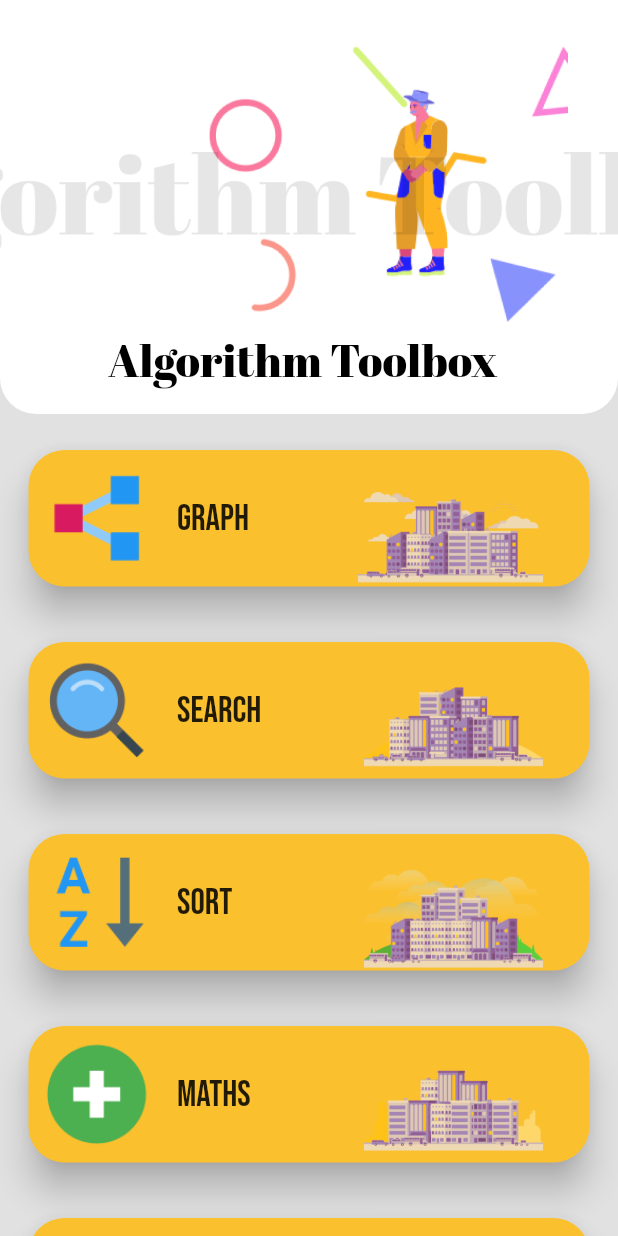
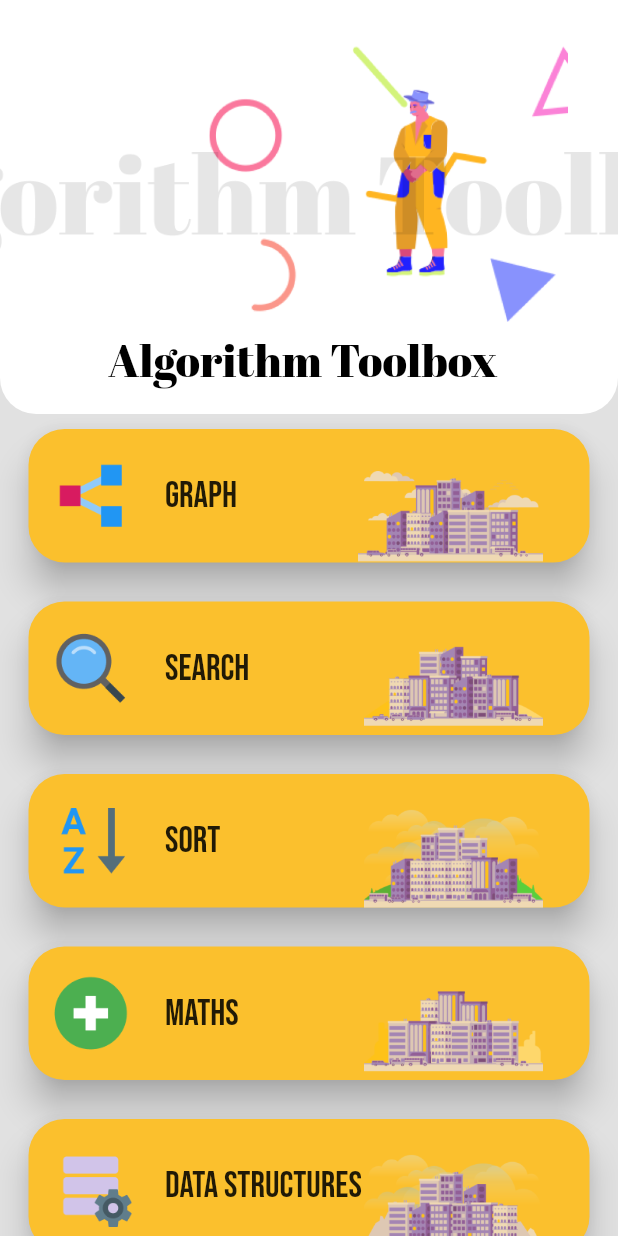
Before and after one commit to Hash-Studios/algoking, a Flutter app: the screen it shows after launch, on a phone screen of 412 x 824 dp. Run offline on Flutter 3.47's test engine with Material 2 defaults, Android fonts, the phone set to English and light mode, and no system bars; our stand-ins replace google_fonts.

Commit message:
child list itme ui done

```diff
--- a/app/lib/main.dart
+++ b/app/lib/main.dart
@@ -47,6 +47,80 @@ class _MyAppState extends State<MyApp> {
     "assets/images/Cityscapes Downtown-4.png",
     "assets/images/Cityscapes Downtown-5.png",
   ];
+  Map database = {
+    "Graph": ["Depth_First_Search", "Breadth_First_Search"],
+    "Search": ["Binary_Search", "Linear_Search"],
+    "Sort": [
+      "Bubble_Sort",
+      "Heap_Sort",
+      "Insertion_Sort",
+      "Merge_Sort",
+      "Quick_Sort",
+      "Selection_Sort"
+    ],
+    "Maths": [
+      "Even_Odd",
+      "Factorial",
+      "Fibonacci",
+      "Greatest_Common_Divisor",
+      "Lowest_Common_Multiple",
+      "Max_Pairwise_Product",
+      "Prime_Numbers",
+      "Swap_Numbers"
+    ],
+    "Data Structures": [
+      "AVL_Tree",
+      "Array_Methods",
+      "Binary_Search_Tree",
+      "Huffman_Tree",
+      "Infix_to_Postfix",
+      "Infix_to_Prefix",
+      "Intersect_Arrays",
+      "Postfix_to_Infix",
+      "Prefix_to_Infix",
+      "Priority_Queue",
+      "Queue_using_Array",
+      "Queue_using_Linked_List",
+      "Queue_using_Stacks",
+      "Reverse_Linked_List",
+      "Stack_using_Array",
+      "Stack_using_Linked_List",
+      "Stack_using_Queues",
+      "Union_Array",
+      "Union_Sorted_Array"
+    ],
+    "Greedy": ["Knapsack_Problem"],
+  };
+  List numbers = [
+    1,
+    2,
+    3,
+    4,
+    5,
+    6,
+    7,
+    1,
+    2,
+    3,
+    4,
+    5,
+    6,
+    7,
+    1,
+    2,
+    3,
+    4,
+    5,
+    6,
+    7,
+    1,
+    2,
+    3,
+    4,
+    5,
+    6,
+    7,
+  ];
   void changeIsOpen(int index) {
     setState(() {
       isOpen[index] = isOpen[index] ? false : true;
@@ -55,7 +129,9 @@ class _MyAppState extends State<MyApp> {
 
   @override
   Widget build(BuildContext context) {
+    numbers.shuffle();
     return MaterialApp(
+      debugShowCheckedModeBanner: false,
       theme: ThemeData(primarySwatch: Colors.grey),
       color: Colors.grey,
       home: Scaffold(
@@ -121,25 +197,30 @@ class _MyAppState extends State<MyApp> {
               SliverList(delegate: new SliverChildBuilderDelegate(
                   (BuildContext context, int index) {
                 if (index > listText.length - 1) return null;
-                return Stack(
+                return Column(
+                  children: [
+                    // Padding(padding: EdgeInsets.only(top: 20)),
+                    Stack(
                       children: [
                         Card(
                           elevation: 10,
                           color: Color(0xFFFBC02D),
-                      margin: EdgeInsets.fromLTRB(19, 24, 19, 6),
+                          margin: EdgeInsets.fromLTRB(19, 10, 19, 6),
                           shape: RoundedRectangleBorder(
                               borderRadius: BorderRadius.circular(24)),
                           child: Row(
                             children: [
                               Padding(
-                            padding: const EdgeInsets.all(8.0),
+                                padding: const EdgeInsets.symmetric(
+                                    vertical: 17, horizontal: 14.0),
                                 child: Image.asset(
                                   leadingIcons[index],
-                              height: 75,
+                                  height: 55,
                                 ),
                               ),
                               Padding(
-                            padding: const EdgeInsets.fromLTRB(8.0, 0, 0, 0),
+                                padding:
+                                    const EdgeInsets.fromLTRB(8.0, 0, 0, 0),
                                 child: Text(
                                   listText[index],
                                   style: GoogleFonts.bebasNeue(fontSize: 24),
@@ -152,7 +233,7 @@ class _MyAppState extends State<MyApp> {
                           mainAxisAlignment: MainAxisAlignment.end,
                           children: [
                             Padding(
-                          padding: const EdgeInsets.fromLTRB(0, 33, 50, 0),
+                              padding: const EdgeInsets.fromLTRB(0, 19, 50, 0),
                               child: Opacity(
                                 opacity: 0.8,
                                 child: Image.asset(
@@ -166,11 +247,11 @@ class _MyAppState extends State<MyApp> {
                           ],
                         ),
                         Padding(
-                      padding: const EdgeInsets.fromLTRB(19, 24, 19, 6),
+                          padding: const EdgeInsets.fromLTRB(19, 10, 19, 6),
                           child: ClipRRect(
                             borderRadius: BorderRadius.circular(24),
                             child: MaterialButton(
-                          child: SizedBox(height: 91, width: 500),
+                              child: SizedBox(height: 90, width: 500),
                               onPressed: () {
                                 HapticFeedback.vibrate();
                                 changeIsOpen(index);
@@ -179,6 +260,78 @@ class _MyAppState extends State<MyApp> {
                             ),
                           ),
                         ),
+                      ],
+                    ),
+                    isOpen[index]
+                        ? SizedBox(
+                            height: 210,
+                            child: ListView.builder(
+                                scrollDirection: Axis.horizontal,
+                                itemCount: database[listText[index]].length,
+                                itemBuilder:
+                                    (BuildContext context, int index2) {
+                                  return Stack(
+                                    children: [
+                                      Card(
+                                        elevation: 0,
+                                        margin:
+                                            EdgeInsets.fromLTRB(19, 10, 0, 6),
+                                        shape: RoundedRectangleBorder(
+                                            borderRadius:
+                                                BorderRadius.circular(24)),
+                                        child: Container(
+                                          width: 160,
+                                          child: Column(mainAxisAlignment: MainAxisAlignment.center,
+                                            children: [
+                                              Padding(
+                                                padding:
+                                                    const EdgeInsets.symmetric(
+                                                        vertical: 17,
+                                                        horizontal: 14.0),
+                                                child: Image.asset(
+                                                  "assets/images/Big Shoes Happy Costumer-${numbers[index2]}.png",
+                                                  height: 75,
+                                                ),
+                                              ),
+                                              Padding(
+                                                padding:
+                                                    const EdgeInsets.fromLTRB(
+                                                        8.0, 0, 8, 0),
+                                                child: Text(
+                                                  database[listText[index]]
+                                                          [index2]
+                                                      .toString()
+                                                      .replaceAll("_", " "),
+                                                      textAlign: TextAlign.center,
+                                                  style:
+                                                      GoogleFonts.abrilFatface(
+                                                          fontSize: 20),
+                                                ),
+                                              ),
+                                            ],
+                                          ),
+                                        ),
+                                      ),
+                                      Padding(
+                                        padding: const EdgeInsets.fromLTRB(
+                                            19, 10, 19, 6),
+                                        child: ClipRRect(
+                                          borderRadius:
+                                              BorderRadius.circular(24),
+                                          child: MaterialButton(
+                                            child: SizedBox(
+                                                height: 200, width: 128),
+                                            onPressed: () {
+                                              HapticFeedback.vibrate();
+                                            },
+                                          ),
+                                        ),
+                                      ),
+                                    ],
+                                  );
+                                }),
+                          )
+                        : SizedBox(height: 1)
                   ],
                 );
               }))
```
Also changed, not shown: app/assets/images/Big Shoes Happy Costumer-5.png (renamed from app/assets/images/Big Shoes Happy Costumer.png), app/assets/images/Big Shoes Happy Costumer-6.png (renamed from app/assets/images/Big Shoes Happy Costumer-1 (2).png), app/assets/images/Big Shoes Happy Costumer-7.png (renamed from app/assets/images/Big Shoes Happy Costumer (2).png). Lines whose indentation alone changed are shown as unchanged.
